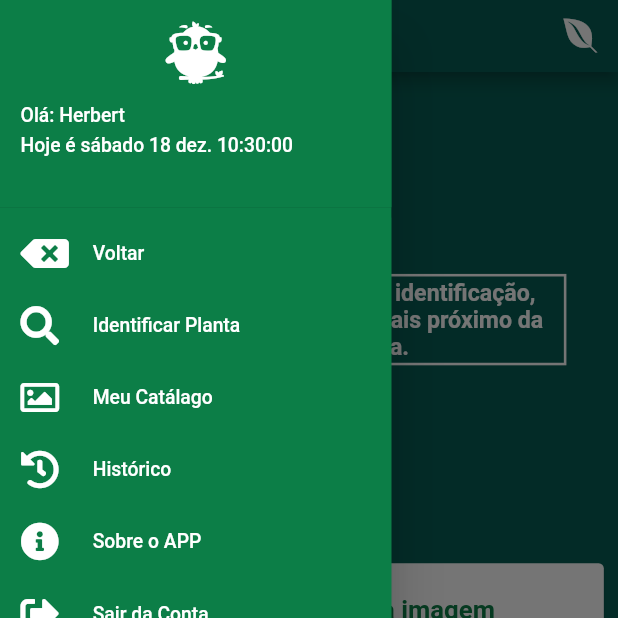
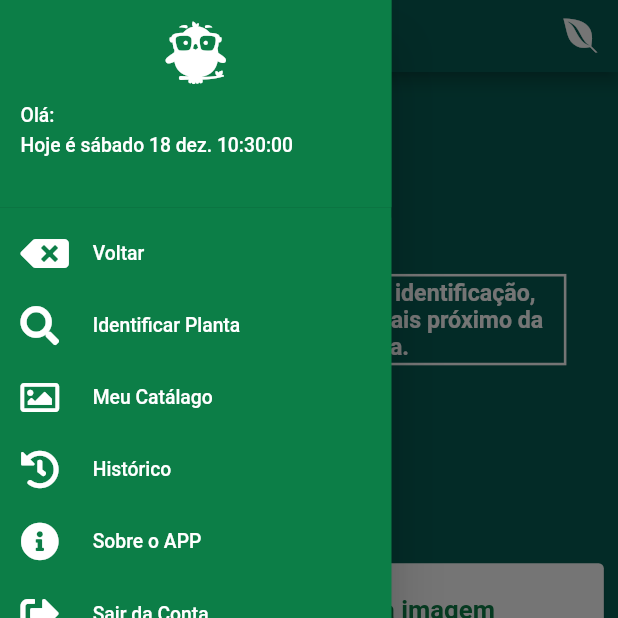
Before and after one commit to hbgit/qplant, a Flutter app: the screen it shows once a user with an empty profile is signed in, item 3 of the bottom bar chosen, with the side drawer open, on a phone screen of 412 x 824 dp, the top half of it. Run offline on Flutter 3.47's test engine with Material 2 defaults, Android fonts, the phone set to English and light mode, and no system bars; our stand-ins replace awesome_dialog, cloud_firestore, file_picker, firebase_auth, firebase_core, flutter_rating_bar and 9 more; missing offline and left inert: flutter_login_facebook; accounts and stored records are empty; network calls fail.

```diff
--- a/lib/view/Home.dart
+++ b/lib/view/Home.dart
@@ -1,3 +1,4 @@
+import 'package:firebase_auth/firebase_auth.dart';
 import 'package:flutter/material.dart';
 import 'package:font_awesome_flutter/font_awesome_flutter.dart';
 import 'package:intl/intl.dart';
@@ -27,6 +28,8 @@ class _HomeViewState extends State<Home> {
   // Header
   String _formattedDate =
       DateFormat('EEEE d MMM kk:mm:ss', 'pt_BR').format(DateTime.now());
+
+  String? _getUserName = FirebaseAuth.instance.currentUser!.displayName;
 
   _onSelectItem(int index) {
     if (index == -1) {
@@ -120,7 +123,7 @@ class _HomeViewState extends State<Home> {
                     height: 15,
                   ),
                   Text(
-                    "Olá: Herbert",
+                    "Olá: $_getUserName",
                     textAlign: TextAlign.left,
                     style: TextStyle(
                       color: Colors.white,
--- a/lib/view/Splash.dart
+++ b/lib/view/Splash.dart
@@ -14,7 +14,7 @@ class Splash extends StatefulWidget {
 class _SplashViewState extends State<Splash> {
   //final Auth _auth = Auth();
   LoggerDef callLog = LoggerDef();
-  String _route = "/";
+  //String _route = "/";
 
   Future<bool> _initialCheck() async {
     // bool isLogged = false; //await _auth.isLogged();
@@ -45,11 +45,10 @@ class _SplashViewState extends State<Splash> {
                 builder: (BuildContext context, snapshot) {
                   if (snapshot.hasData) {
                     return Home();
-                }else{
+                  } else {
                     return Login();
                   }
-              }
-            );
+                });
           } else {
             callLog.logger.d("Showing splash screen");
             return Center(
```
Also changed, not shown: lib/controller/services/AuthService.dart (+15 -11 lines), lib/view/LogOut.dart (+10 -4 lines). Lines whose indentation alone changed are shown as unchanged.
